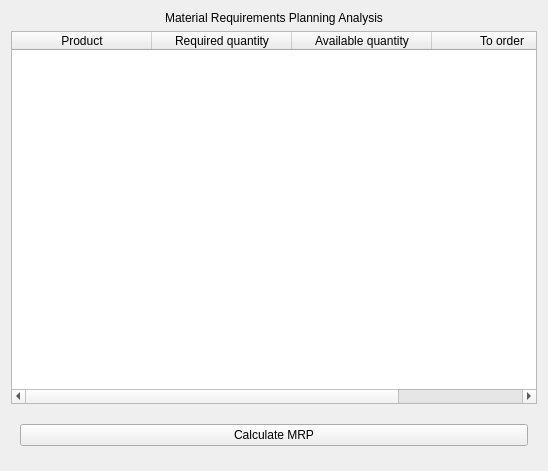
First picture: the form in ui/MRPView.ui, repository MagdaOleksandrTeam/ProductionPlanner, before the edit.
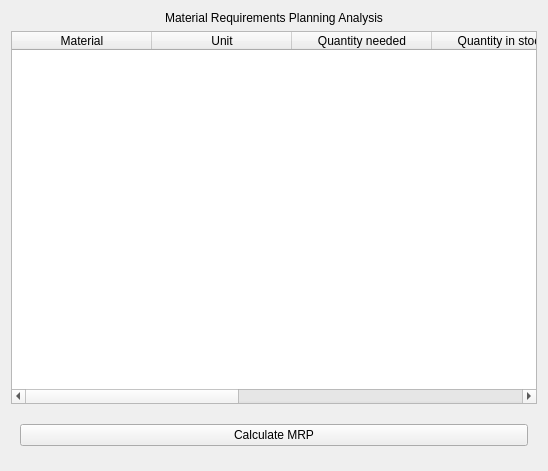
Second picture: the form after the edit.

Commit message: fixed bom and orders priority display

The edit to the form file:
```diff
--- a/ui/MRPView.ui
+++ b/ui/MRPView.ui
@@ -49,22 +49,37 @@
      </attribute>
      <column>
       <property name="text">
-       <string>Product</string>
+       <string>Material</string>
       </property>
      </column>
      <column>
       <property name="text">
-       <string>Required quantity</string>
+       <string>Unit</string>
       </property>
      </column>
      <column>
       <property name="text">
-       <string>Available quantity</string>
+       <string>Quantity needed</string>
       </property>
      </column>
      <column>
       <property name="text">
-       <string>To order</string>
+       <string>Quantity in stock</string>
+      </property>
+     </column>
+     <column>
+      <property name="text">
+       <string>Difference</string>
+      </property>
+     </column>
+     <column>
+      <property name="text">
+       <string>Deadline</string>
+      </property>
+     </column>
+     <column>
+      <property name="text">
+       <string>Demanding orders</string>
       </property>
      </column>
     </widget>
```
The commit also changes 5 other files.
